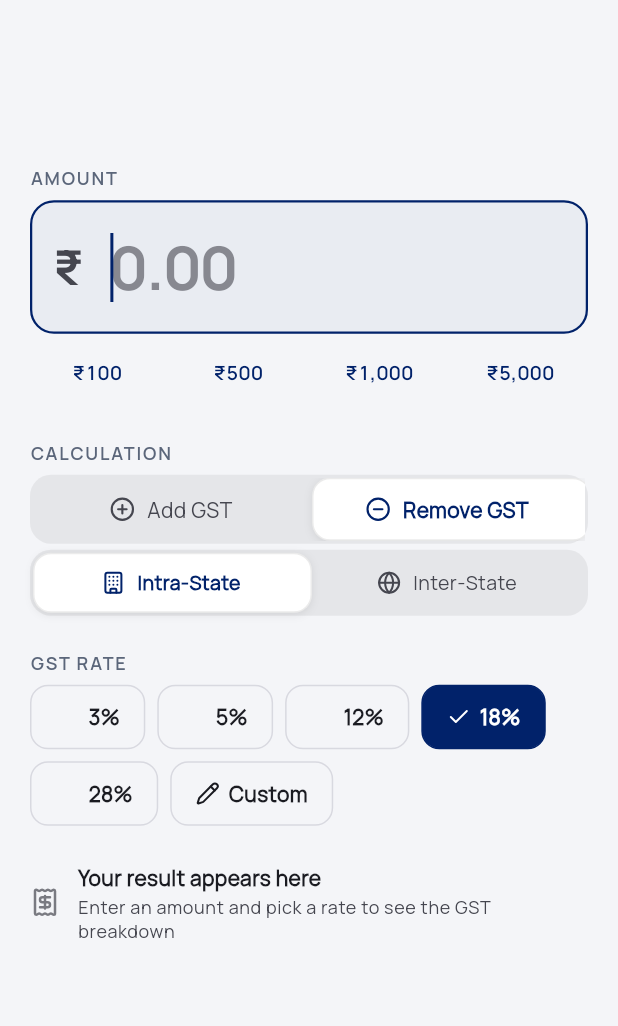
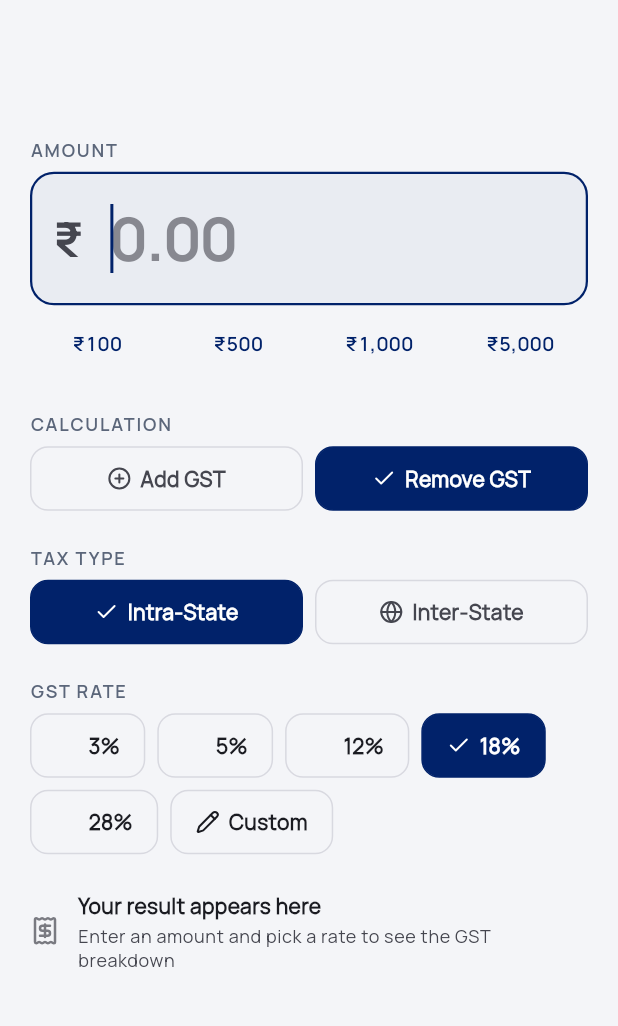
Before and after one commit to zindha/gst-calculator, a Flutter app: the GstCalculatorScreen screen opened directly, after a tap on "Remove GST", on a phone screen of 412 x 824 dp, the part 78-1104 px from its top. Run offline on Flutter 3.47's test engine with Material 3 defaults, Android fonts, the phone set to English and light mode, and no system bars; our stand-ins replace flutter_riverpod, lucide_icons_flutter, share_plus, shared_preferences; accounts and stored records are empty.

Commit message:
Unify selection language: mode chips match GST rate chip treatment
Replace the old SegmentedControl (sliding underline / background pill)
with individual _ModeChip widgets that use the same visual language as
the GST rate chips: selected = blue fill + white text + checkmark,
unselected = transparent + muted text + subtle border. Separate the
two controls (CALCULATION and TAX TYPE) with their own section labels
so they breathe as distinct choices, not a table grid. One glance now
tells you what's selected across every control on the screen.

🤖 Generated with Codebuff
Co-Authored-By: Codebuff <noreply@codebuff.com>

```diff
--- a/lib/features/calculator/presentation/widgets/calculation_mode_toggle.dart
+++ b/lib/features/calculator/presentation/widgets/calculation_mode_toggle.dart
@@ -4,7 +4,6 @@ import 'package:flutter_riverpod/flutter_riverpod.dart';
 import 'package:lucide_icons_flutter/lucide_icons.dart';
 
 import '../../../../core/theme/app_tokens.dart';
-import '../../../../core/theme/app_animations.dart';
 import '../../../../core/widgets/section_label.dart';
 import '../../domain/entities/gst_calculation_type.dart';
 import '../../domain/entities/gst_transaction_type.dart';
@@ -12,6 +11,10 @@ import '../providers/gst_calculator_notifier.dart';
 
 /// Calculation mode controls: the primary "Add GST / Remove GST" selector and
 /// the quieter "Intra-State / Inter-State" transaction selector.
+///
+/// Both controls use the same selection language as the GST rate chips:
+/// selected = blue fill + white text + checkmark, unselected = transparent
+/// + muted text + subtle border. One glance tells you what's active.
 class CalculationModeToggle extends ConsumerWidget {
   const CalculationModeToggle({super.key});
 
@@ -29,50 +32,81 @@ class CalculationModeToggle extends ConsumerWidget {
         const SizedBox(height: AppSpacing.sm),
         Semantics(
           label: 'Calculation mode. Current: ${state.calculationType.label}',
-          child: SegmentedControl(
-            options: const [
-              SegmentOption(
+          child: Row(
+            children: [
+              Expanded(
+                child: _ModeChip(
                   label: 'Add GST',
                   icon: LucideIcons.plusCircle,
-              ),
-              SegmentOption(
-                label: 'Remove GST',
-                icon: LucideIcons.minusCircle,
-              ),
-            ],
-            selectedIndex: isExclusive ? 0 : 1,
-            onSelected: (index) {
-              if (index == 0 && !isExclusive || index == 1 && isExclusive) {
+                  selected: isExclusive,
+                  onTap: () {
+                    if (!isExclusive) {
                       HapticFeedback.selectionClick();
                       ref
                           .read(gstCalculatorProvider.notifier)
                           .toggleCalculationType();
                     }
                   },
-            emphasized: true,
                 ),
               ),
-        const SizedBox(height: AppSpacing.xs),
+              const SizedBox(width: AppSpacing.sm),
+              Expanded(
+                child: _ModeChip(
+                  label: 'Remove GST',
+                  icon: LucideIcons.minusCircle,
+                  selected: !isExclusive,
+                  onTap: () {
+                    if (isExclusive) {
+                      HapticFeedback.selectionClick();
+                      ref
+                          .read(gstCalculatorProvider.notifier)
+                          .toggleCalculationType();
+                    }
+                  },
+                ),
+              ),
+            ],
+          ),
+        ),
+        const SizedBox(height: AppSpacing.section),
+        const SectionLabel('TAX TYPE'),
+        const SizedBox(height: AppSpacing.sm),
         Semantics(
           label: 'Transaction type. Current: ${state.transactionType.label}',
-          child: SegmentedControl(
-            options: const [
-              SegmentOption(
+          child: Row(
+            children: [
+              Expanded(
+                child: _ModeChip(
                   label: 'Intra-State',
                   icon: LucideIcons.building,
-              ),
-              SegmentOption(label: 'Inter-State', icon: LucideIcons.globe),
-            ],
-            selectedIndex: isIntraState ? 0 : 1,
-            onSelected: (index) {
-              if (index == 0 && !isIntraState || index == 1 && isIntraState) {
+                  selected: isIntraState,
+                  onTap: () {
+                    if (!isIntraState) {
                       HapticFeedback.selectionClick();
                       ref
                           .read(gstCalculatorProvider.notifier)
                           .toggleTransactionType();
                     }
                   },
-            emphasized: false,
+                ),
+              ),
+              const SizedBox(width: AppSpacing.sm),
+              Expanded(
+                child: _ModeChip(
+                  label: 'Inter-State',
+                  icon: LucideIcons.globe,
+                  selected: !isIntraState,
+                  onTap: () {
+                    if (isIntraState) {
+                      HapticFeedback.selectionClick();
+                      ref
+                          .read(gstCalculatorProvider.notifier)
+                          .toggleTransactionType();
+                    }
+                  },
+                ),
+              ),
+            ],
           ),
         ),
       ],
@@ -80,186 +114,91 @@ class CalculationModeToggle extends ConsumerWidget {
   }
 }
 
-class SegmentOption {
+/// A single selection chip that matches the GST rate chip visual language.
+///
+/// Selected: blue fill + white text + checkmark.
+/// Unselected: transparent + muted text + subtle border.
+/// One glance tells you what's active — no decoding required.
+class _ModeChip extends StatelessWidget {
   final String label;
   final IconData icon;
+  final bool selected;
+  final VoidCallback onTap;
 
-  const SegmentOption({required this.label, required this.icon});
-}
-
-/// A two-option segmented selector with a sliding background pill.
-///
-/// Selection is communicated through a filled container behind the active
-/// segment plus bold typography — unmistakable, not just a colour shift.
-/// [emphasized] picks the size: a taller, bolder primary control versus a
-/// compact secondary one. Each segment is a full-height, full-width touch
-/// target, not just its label.
-class SegmentedControl extends StatefulWidget {
-  final List<SegmentOption> options;
-  final int selectedIndex;
-  final ValueChanged<int> onSelected;
-  final bool emphasized;
-
-  const SegmentedControl({
-    super.key,
-    required this.options,
-    required this.selectedIndex,
-    required this.onSelected,
-    required this.emphasized,
+  const _ModeChip({
+    required this.label,
+    required this.icon,
+    required this.selected,
+    required this.onTap,
   });
-
-  @override
-  State<SegmentedControl> createState() => _SegmentedControlState();
-}
-
-class _SegmentedControlState extends State<SegmentedControl>
-    with SingleTickerProviderStateMixin {
-  late final AnimationController _pillController;
-
-  @override
-  void initState() {
-    super.initState();
-    _pillController = AnimationController(
-      vsync: this,
-      duration: const Duration(milliseconds: 250),
-    );
-    // Start at the selected position (no animation on first build).
-    _pillController.value = widget.selectedIndex == 0 ? 0.0 : 1.0;
-  }
-
-  @override
-  void didUpdateWidget(SegmentedControl oldWidget) {
-    super.didUpdateWidget(oldWidget);
-    if (widget.selectedIndex != oldWidget.selectedIndex) {
-      final target = widget.selectedIndex == 0 ? 0.0 : 1.0;
-      // Spring the pill to the new position.
-      final sim = AppSpring.medium.toSimulation(
-        from: _pillController.value,
-        to: target,
-        velocity: _pillController.velocity,
-      );
-      _pillController.animateWith(sim);
-    }
-  }
-
-  @override
-  void dispose() {
-    _pillController.dispose();
-    super.dispose();
-  }
 
   @override
   Widget build(BuildContext context) {
     final theme = Theme.of(context);
     final isDark = theme.brightness == Brightness.dark;
 
-    // Minimum 44px touch target for both variants.
-    final height = widget.emphasized ? 46.0 : 44.0;
-    final labelSize = widget.emphasized ? 14.0 : 13.0;
-    final iconSize = widget.emphasized ? 17.0 : 16.0;
+    // Selection language: identical to the GST rate chips.
+    final fill = selected ? theme.colorScheme.primary : Colors.transparent;
+    final content = selected
+        ? theme.colorScheme.onPrimary
+        : theme.colorScheme.onSurfaceVariant;
+    final borderOpacity = isDark ? 0.8 : 0.6;
+    final border = selected
+        ? fill
+        : theme.colorScheme.outlineVariant.withValues(alpha: borderOpacity);
 
-    // Track: subtle container that holds the sliding pill.
-    final trackColor = isDark
-        ? Colors.white.withValues(alpha: 0.10)
-        : Colors.black.withValues(alpha: 0.06);
-
-    // Pill: the selected segment's filled background.
-    final pillColor = isDark
-        ? Colors.white.withValues(alpha: 0.18)
-        : Colors.white;
-
-    return LayoutBuilder(
-      builder: (context, constraints) {
-        final segmentWidth = constraints.maxWidth / widget.options.length;
-        final pillRadius = AppRadius.sm;
-
-        return SizedBox(
-          height: height,
-          child: AnimatedBuilder(
-            animation: _pillController,
-            builder: (context, _) {
-              // Interpolate pill position: 0.0 = left segment, 1.0 = right.
-              final pillX = _pillController.value * segmentWidth;
-
-              return Container(
-                decoration: BoxDecoration(
-                  color: trackColor,
-                  borderRadius: BorderRadius.circular(pillRadius + 2),
-                ),
-                padding: const EdgeInsets.all(2),
-                child: Stack(
-                  children: [
-                    // Sliding pill — spring-driven background behind the
-                    // selected segment.
-                    AnimatedPositioned(
-                      duration: const Duration(milliseconds: 200),
-                      curve: Curves.easeOutCubic,
-                      left: pillX,
-                      top: 0,
-                      width: segmentWidth,
-                      height: height - 4,
-                      child: Container(
-                        decoration: BoxDecoration(
-                          color: pillColor,
-                          borderRadius: BorderRadius.circular(pillRadius),
-                          // In light mode, a subtle border lifts the white pill
-                          // off the light surface; in dark mode the shadow alone
-                          // provides enough separation.
-                          border: isDark
-                              ? null
-                              : Border.all(
-                                  color: Colors.black.withValues(alpha: 0.08),
-                                ),
-                          boxShadow: [
-                            BoxShadow(
-                              color: Colors.black.withValues(alpha: isDark ? 0.12 : 0.08),
-                              blurRadius: isDark ? 6 : 4,
-                              offset: const Offset(0, 1),
-                            ),
-                          ],
-                        ),
-                      ),
-                    ),
-                    // Segments.
-                    Positioned.fill(
-                      child: Row(
-                        children: List.generate(widget.options.length, (i) {
-                          final selected = i == widget.selectedIndex;
-                          final contentColor = selected
-                              ? theme.colorScheme.primary
-                              : theme.colorScheme.onSurfaceVariant;
-                          return Expanded(
-                            child: Semantics(
-                              label: widget.options[i].label,
+    return Semantics(
+      label: '$label${selected ? ', selected' : ''}',
       selected: selected,
       button: true,
       child: GestureDetector(
         behavior: HitTestBehavior.opaque,
-                                onTap: () => widget.onSelected(i),
-                                child: Center(
+        onTap: onTap,
+        child: AnimatedContainer(
+          duration: const Duration(milliseconds: 150),
+          curve: Curves.easeOutCubic,
+          padding: const EdgeInsets.symmetric(
+            horizontal: AppSpacing.lg,
+            vertical: 12,
+          ),
+          decoration: BoxDecoration(
+            color: fill,
+            borderRadius: BorderRadius.circular(AppRadius.sm),
+            border: Border.all(color: border, width: 1),
+          ),
           child: Row(
+            mainAxisAlignment: MainAxisAlignment.center,
             mainAxisSize: MainAxisSize.min,
             children: [
-                                      Icon(
-                                        widget.options[i].icon,
-                                        size: iconSize,
-                                        color: contentColor,
+              // Checkmark when selected, original icon when not.
+              SizedBox(
+                width: 16,
+                height: 16,
+                child: AnimatedSwitcher(
+                  duration: const Duration(milliseconds: 150),
+                  child: Icon(
+                    selected ? LucideIcons.check : icon,
+                    key: ValueKey(selected),
+                    size: 16,
+                    color: content,
                   ),
-                                      const SizedBox(width: AppSpacing.sm),
+                ),
+              ),
+              const SizedBox(width: 6),
               Flexible(
                 child: FittedBox(
                   fit: BoxFit.scaleDown,
                   child: Text(
-                                            widget.options[i].label,
+                    label,
                     maxLines: 1,
                     style: TextStyle(
                       fontFamily: 'Manrope',
-                                              fontSize: labelSize,
-                                              height: 1.2,
+                      fontSize: 14,
                       fontWeight: selected
                           ? FontWeight.w700
-                                                  : FontWeight.w500,
-                                              color: contentColor,
+                          : FontWeight.w600,
+                      height: 1.2,
+                      color: content,
                     ),
                   ),
                 ),
@@ -268,18 +207,6 @@ class _SegmentedControlState extends State<SegmentedControl>
           ),
         ),
       ),
-                            ),
-                          );
-                        }),
-                      ),
-                    ),
-                  ],
-                ),
-              );
-            },
-          ),
-        );
-      },
     );
   }
 }
```
Also changed, not shown: 1 other file. Lines whose indentation alone changed are shown as unchanged.
